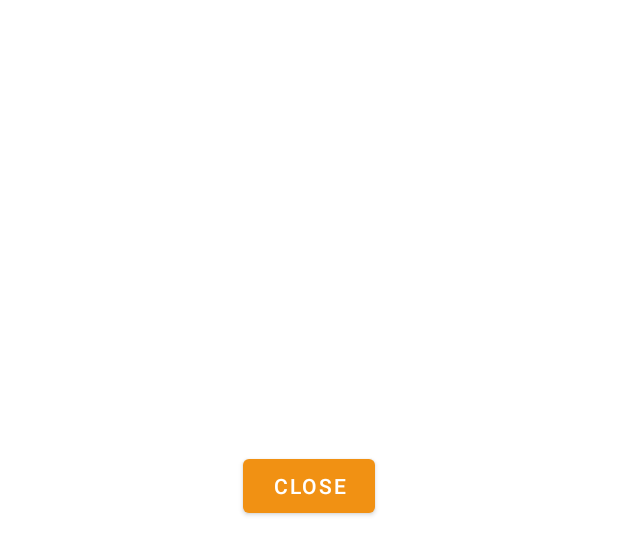
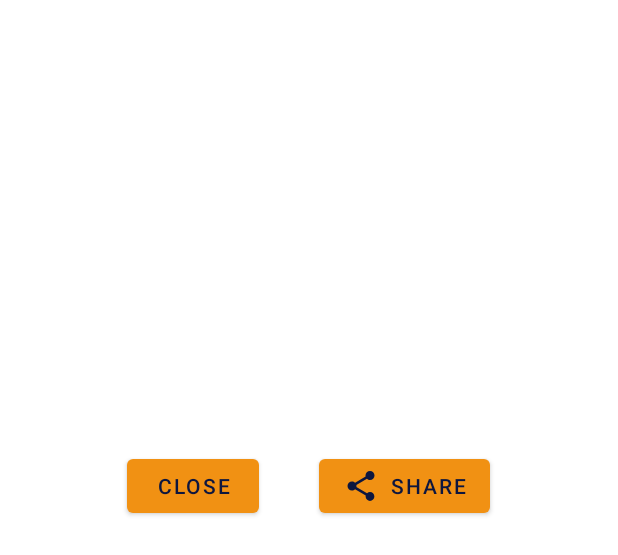
Before and after one commit to bheki97/speech2text, an Android app: the layout dialog_image.xml on its own in the app's theme, with its tools: preview values and no code run, on a phone screen of 412 x 824 dp. Shown: the top 555 px of the screen. Run offline under Robolectric (Android 15) with nearby library versions, the phone set to English and light mode, and no system bars.

Commit message:
made changes

```diff
--- /dev/null
+++ b/app/src/main/res/drawable/ic_share.xml
@@ -0,0 +1,5 @@
+<vector android:height="24dp" android:tint="#000000"
+    android:viewportHeight="24" android:viewportWidth="24"
+    android:width="24dp" xmlns:android="http://schemas.android.com/apk/res/android">
+    <path android:fillColor="@android:color/white" android:pathData="M18,16.08c-0.76,0 -1.44,0.3 -1.96,0.77L8.91,12.7c0.05,-0.23 0.09,-0.46 0.09,-0.7s-0.04,-0.47 -0.09,-0.7l7.05,-4.11c0.54,0.5 1.25,0.81 2.04,0.81 1.66,0 3,-1.34 3,-3s-1.34,-3 -3,-3 -3,1.34 -3,3c0,0.24 0.04,0.47 0.09,0.7L8.04,9.81C7.5,9.31 6.79,9 6,9c-1.66,0 -3,1.34 -3,3s1.34,3 3,3c0.79,0 1.5,-0.31 2.04,-0.81l7.12,4.16c-0.05,0.21 -0.08,0.43 -0.08,0.65 0,1.61 1.31,2.92 2.92,2.92 1.61,0 2.92,-1.31 2.92,-2.92s-1.31,-2.92 -2.92,-2.92z"/>
+</vector>
--- a/app/src/main/res/layout/dialog_image.xml
+++ b/app/src/main/res/layout/dialog_image.xml
@@ -1,7 +1,9 @@
 <LinearLayout xmlns:android="http://schemas.android.com/apk/res/android"
+    xmlns:app="http://schemas.android.com/apk/res-auto"
     android:id="@+id/dialog_layout"
     android:layout_width="match_parent"
     android:layout_height="match_parent"
+    android:background="@drawable/panel_background"
     android:orientation="vertical">
 
     <ImageView
@@ -12,11 +14,29 @@
         android:adjustViewBounds="true"
         android:layout_gravity="center_horizontal"/>
 
-    <Button
-        android:id="@+id/close_button"
-        android:layout_width="wrap_content"
+    <LinearLayout
+        android:layout_width="match_parent"
         android:layout_height="wrap_content"
-        android:text="Close"
-        android:layout_gravity="center_horizontal"/>
+        android:gravity="center"
+        android:orientation="horizontal">
+        <Button
+            android:id="@+id/close_button"
+            android:layout_width="wrap_content"
+            android:layout_height="wrap_content"
+            android:layout_marginRight="20dp"
+            android:textColor="@color/blue_zodiac"
+            android:text="Close"/>
+        <com.google.android.material.button.MaterialButton
+            app:icon="@drawable/ic_share"
+            android:id="@+id/share_button"
+            app:iconTint="@color/blue_zodiac"
+            android:textColor="@color/blue_zodiac"
+            android:layout_width="wrap_content"
+            android:layout_height="wrap_content"
+            android:layout_marginLeft="20dp"
+        android:text="Share"/>
+    </LinearLayout>
+
+
 
 </LinearLayout>
--- /dev/null
+++ b/app/src/main/res/xml/file_paths.xml
@@ -0,0 +1,4 @@
+<?xml version="1.0" encoding="utf-8"?>
+<paths xmlns:android="http://schemas.android.com/apk/res/android">
+    <cache-path name="shared_images" path="images/" />
+</paths>
```
Also changed, not shown: app/src/main/AndroidManifest.xml (+13 -0 lines), app/src/main/java/za/ac/bheki97/speech2text/recycler/myevents/MyEventHolder.java (+34 -12 lines).
